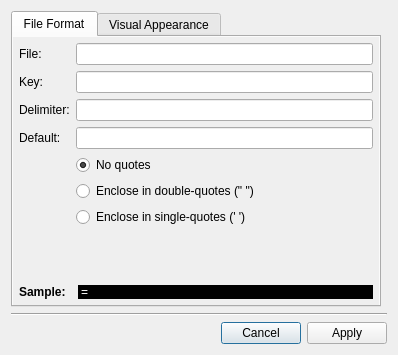
Qt form src-qt4/EasyPBI/SConfigDialog.ui (trueos/pcbsd) before a commit.
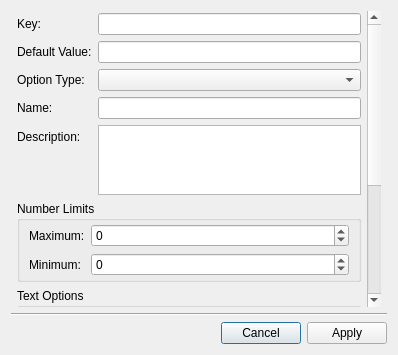
The same form after that commit. Icons and pictures are not drawn.

What changed in the file:
```diff
--- a/src-qt4/EasyPBI/SConfigDialog.ui
+++ b/src-qt4/EasyPBI/SConfigDialog.ui
@@ -68,174 +68,6 @@
     </widget>
    </item>
    <item row="0" column="0">
-    <widget class="QTabWidget" name="tabWidget">
-     <property name="currentIndex">
-      <number>0</number>
-     </property>
-     <widget class="QWidget" name="tab_file">
-      <attribute name="icon">
-       <iconset resource="EasyPBI.qrc">
-        <normaloff>:/png/icons/file.png</normaloff>:/png/icons/file.png</iconset>
-      </attribute>
-      <attribute name="title">
-       <string>File Format</string>
-      </attribute>
-      <layout class="QVBoxLayout" name="verticalLayout_2">
-       <property name="margin">
-        <number>0</number>
-       </property>
-       <item>
-        <widget class="QScrollArea" name="scrollArea_2">
-         <property name="frameShape">
-          <enum>QFrame::NoFrame</enum>
-         </property>
-         <property name="frameShadow">
-          <enum>QFrame::Plain</enum>
-         </property>
-         <property name="lineWidth">
-          <number>0</number>
-         </property>
-         <property name="widgetResizable">
-          <bool>true</bool>
-         </property>
-         <widget class="QWidget" name="scrollAreaWidgetContents_2">
-          <property name="geometry">
-           <rect>
-            <x>0</x>
-            <y>0</y>
-            <width>374</width>
-            <height>266</height>
-           </rect>
-          </property>
-          <layout class="QFormLayout" name="formLayout_2">
-           <property name="margin">
-            <number>6</number>
-           </property>
-           <item row="0" column="0">
-            <widget class="QLabel" name="label_11">
-             <property name="text">
-              <string>File:</string>
-             </property>
-            </widget>
-           </item>
-           <item row="0" column="1">
-            <widget class="QLineEdit" name="line_file"/>
-           </item>
-           <item row="1" column="0">
-            <widget class="QLabel" name="label_8">
-             <property name="text">
-              <string>Key:</string>
-             </property>
-            </widget>
-           </item>
-           <item row="1" column="1">
-            <widget class="QLineEdit" name="line_key"/>
-           </item>
-           <item row="2" column="0">
-            <widget class="QLabel" name="label_7">
-             <property name="text">
-              <string>Delimiter:</string>
-             </property>
-            </widget>
-           </item>
-           <item row="2" column="1">
-            <widget class="QLineEdit" name="line_delim"/>
-           </item>
-           <item row="3" column="0">
-            <widget class="QLabel" name="label_3">
-             <property name="text">
-              <string>Default:</string>
-             </property>
-            </widget>
-           </item>
-           <item row="3" column="1">
-            <widget class="QLineEdit" name="line_default"/>
-           </item>
-           <item row="4" column="1">
-            <widget class="QRadioButton" name="radio_noquotes">
-             <property name="text">
-              <string>No quotes</string>
-             </property>
-             <property name="checked">
-              <bool>true</bool>
-             </property>
-            </widget>
-           </item>
-           <item row="5" column="1">
-            <widget class="QRadioButton" name="radio_doublequotes">
-             <property name="text">
-              <string>Enclose in double-quotes (&quot; &quot;)</string>
-             </property>
-            </widget>
-           </item>
-           <item row="6" column="1">
-            <widget class="QRadioButton" name="radio_singlequotes">
-             <property name="text">
-              <string>Enclose in single-quotes (' ')</string>
-             </property>
-            </widget>
-           </item>
-           <item row="7" column="1">
-            <spacer name="verticalSpacer">
-             <property name="orientation">
-              <enum>Qt::Vertical</enum>
-             </property>
-             <property name="sizeHint" stdset="0">
-              <size>
-               <width>20</width>
-               <height>40</height>
-              </size>
-             </property>
-            </spacer>
-           </item>
-           <item row="8" column="0">
-            <widget class="QLabel" name="label_12">
-             <property name="font">
-              <font>
-               <weight>75</weight>
-               <bold>true</bold>
-              </font>
-             </property>
-             <property name="text">
-              <string>Sample:</string>
-             </property>
-            </widget>
-           </item>
-           <item row="8" column="1">
-            <widget class="QLabel" name="label_sample">
-             <property name="sizePolicy">
-              <sizepolicy hsizetype="MinimumExpanding" vsizetype="Preferred">
-               <horstretch>0</horstretch>
-               <verstretch>0</verstretch>
-              </sizepolicy>
-             </property>
-             <property name="styleSheet">
-              <string notr="true">background: black; color: white; margin-left: 2px;</string>
-             </property>
-             <property name="text">
-              <string notr="true">&lt;key&gt;=&lt;value&gt;</string>
-             </property>
-            </widget>
-           </item>
-          </layout>
-         </widget>
-        </widget>
-       </item>
-      </layout>
-     </widget>
-     <widget class="QWidget" name="tab_vis">
-      <attribute name="icon">
-       <iconset resource="EasyPBI.qrc">
-        <normaloff>:/png/icons/list.png</normaloff>:/png/icons/list.png</iconset>
-      </attribute>
-      <attribute name="title">
-       <string>Visual Appearance</string>
-      </attribute>
-      <layout class="QVBoxLayout" name="verticalLayout_4">
-       <property name="margin">
-        <number>0</number>
-       </property>
-       <item>
         <widget class="QScrollArea" name="scrollArea">
          <property name="frameShape">
           <enum>QFrame::NoFrame</enum>
@@ -254,11 +86,14 @@
            <rect>
             <x>0</x>
             <y>0</y>
-            <width>359</width>
-            <height>419</height>
+        <width>363</width>
+        <height>465</height>
            </rect>
           </property>
           <layout class="QFormLayout" name="formLayout">
+       <property name="fieldGrowthPolicy">
+        <enum>QFormLayout::ExpandingFieldsGrow</enum>
+       </property>
            <property name="leftMargin">
             <number>6</number>
            </property>
@@ -271,7 +106,146 @@
            <property name="bottomMargin">
             <number>6</number>
            </property>
+       <item row="2" column="0">
+        <widget class="QLabel" name="label_6">
+         <property name="text">
+          <string>Option Type:</string>
+         </property>
+        </widget>
+       </item>
+       <item row="2" column="1">
+        <widget class="QComboBox" name="combo_type">
+         <property name="sizePolicy">
+          <sizepolicy hsizetype="Expanding" vsizetype="Fixed">
+           <horstretch>0</horstretch>
+           <verstretch>0</verstretch>
+          </sizepolicy>
+         </property>
+        </widget>
+       </item>
+       <item row="3" column="0">
+        <widget class="QLabel" name="label">
+         <property name="text">
+          <string>Name:</string>
+         </property>
+        </widget>
+       </item>
+       <item row="3" column="1">
+        <widget class="QLineEdit" name="line_name">
+         <property name="sizePolicy">
+          <sizepolicy hsizetype="Expanding" vsizetype="Fixed">
+           <horstretch>0</horstretch>
+           <verstretch>0</verstretch>
+          </sizepolicy>
+         </property>
+        </widget>
+       </item>
+       <item row="5" column="0">
+        <widget class="QLabel" name="label_2">
+         <property name="text">
+          <string>Description:</string>
+         </property>
+        </widget>
+       </item>
+       <item row="5" column="1">
+        <widget class="QPlainTextEdit" name="text_description">
+         <property name="sizePolicy">
+          <sizepolicy hsizetype="Expanding" vsizetype="Expanding">
+           <horstretch>0</horstretch>
+           <verstretch>0</verstretch>
+          </sizepolicy>
+         </property>
+        </widget>
+       </item>
+       <item row="7" column="0" colspan="2">
+        <widget class="QGroupBox" name="group_numbers">
+         <property name="title">
+          <string>Number Limits</string>
+         </property>
+         <layout class="QFormLayout" name="formLayout_3">
+          <property name="topMargin">
+           <number>3</number>
+          </property>
+          <property name="bottomMargin">
+           <number>3</number>
+          </property>
+          <item row="0" column="0">
+           <widget class="QLabel" name="label_4">
+            <property name="text">
+             <string>Maximum:</string>
+            </property>
+           </widget>
+          </item>
+          <item row="0" column="1">
+           <widget class="QSpinBox" name="spin_max">
+            <property name="minimum">
+             <number>-100000</number>
+            </property>
+            <property name="maximum">
+             <number>1000000</number>
+            </property>
+           </widget>
+          </item>
+          <item row="1" column="0">
+           <widget class="QLabel" name="label_5">
+            <property name="text">
+             <string>Minimum:</string>
+            </property>
+           </widget>
+          </item>
+          <item row="1" column="1">
+           <widget class="QSpinBox" name="spin_min">
+            <property name="minimum">
+             <number>-100000</number>
+            </property>
+            <property name="maximum">
+             <number>100000</number>
+            </property>
+           </widget>
+          </item>
+         </layout>
+        </widget>
+       </item>
            <item row="8" column="0" colspan="2">
+        <widget class="QGroupBox" name="group_text">
+         <property name="title">
+          <string>Text Options</string>
+         </property>
+         <layout class="QFormLayout" name="formLayout_4">
+          <property name="topMargin">
+           <number>3</number>
+          </property>
+          <property name="bottomMargin">
+           <number>3</number>
+          </property>
+          <item row="0" column="0">
+           <widget class="QLabel" name="label_14">
+            <property name="text">
+             <string>Max Length:</string>
+            </property>
+           </widget>
+          </item>
+          <item row="0" column="1">
+           <widget class="QSpinBox" name="spin_maxlen">
+            <property name="maximum">
+             <number>300</number>
+            </property>
+            <property name="value">
+             <number>25</number>
+            </property>
+           </widget>
+          </item>
+          <item row="1" column="1">
+           <widget class="QCheckBox" name="check_hidetext">
+            <property name="text">
+             <string>Hide Text (I.E. passwords)</string>
+            </property>
+           </widget>
+          </item>
+         </layout>
+        </widget>
+       </item>
+       <item row="9" column="0" colspan="2">
             <widget class="QGroupBox" name="group_options">
              <property name="title">
               <string>Options List</string>
@@ -360,148 +334,25 @@
              </layout>
             </widget>
            </item>
-           <item row="7" column="0" colspan="2">
-            <widget class="QGroupBox" name="group_text">
-             <property name="title">
-              <string>Text Options</string>
-             </property>
-             <layout class="QFormLayout" name="formLayout_4">
-              <property name="topMargin">
-               <number>3</number>
-              </property>
-              <property name="bottomMargin">
-               <number>3</number>
-              </property>
               <item row="0" column="0">
-               <widget class="QLabel" name="label_14">
+        <widget class="QLabel" name="label_8">
                 <property name="text">
-                 <string>Max Length:</string>
+          <string>Key:</string>
                 </property>
                </widget>
               </item>
               <item row="0" column="1">
-               <widget class="QSpinBox" name="spin_maxlen">
-                <property name="maximum">
-                 <number>300</number>
-                </property>
-                <property name="value">
-                 <number>25</number>
-                </property>
-               </widget>
-              </item>
-              <item row="1" column="1">
-               <widget class="QCheckBox" name="check_hidetext">
-                <property name="text">
-                 <string>Hide Text (I.E. passwords)</string>
-                </property>
-               </widget>
-              </item>
-             </layout>
-            </widget>
-           </item>
-           <item row="6" column="0" colspan="2">
-            <widget class="QGroupBox" name="group_numbers">
-             <property name="title">
-              <string>Number Limits</string>
-             </property>
-             <layout class="QFormLayout" name="formLayout_3">
-              <property name="topMargin">
-               <number>3</number>
-              </property>
-              <property name="bottomMargin">
-               <number>3</number>
-              </property>
-              <item row="0" column="0">
-               <widget class="QLabel" name="label_4">
-                <property name="text">
-                 <string>Maximum:</string>
-                </property>
-               </widget>
-              </item>
-              <item row="0" column="1">
-               <widget class="QSpinBox" name="spin_max">
-                <property name="minimum">
-                 <number>-100000</number>
-                </property>
-                <property name="maximum">
-                 <number>1000000</number>
-                </property>
-               </widget>
-              </item>
+        <widget class="QLineEdit" name="line_key"/>
+       </item>
               <item row="1" column="0">
-               <widget class="QLabel" name="label_5">
+        <widget class="QLabel" name="label_3">
                 <property name="text">
-                 <string>Minimum:</string>
+          <string>Default Value:</string>
                 </property>
                </widget>
               </item>
               <item row="1" column="1">
-               <widget class="QSpinBox" name="spin_min">
-                <property name="minimum">
-                 <number>-100000</number>
-                </property>
-                <property name="maximum">
-                 <number>100000</number>
-                </property>
-               </widget>
-              </item>
-             </layout>
-            </widget>
-           </item>
-           <item row="4" column="1">
-            <widget class="QPlainTextEdit" name="text_description">
-             <property name="sizePolicy">
-              <sizepolicy hsizetype="Expanding" vsizetype="Expanding">
-               <horstretch>0</horstretch>
-               <verstretch>0</verstretch>
-              </sizepolicy>
-             </property>
-            </widget>
-           </item>
-           <item row="4" column="0">
-            <widget class="QLabel" name="label_2">
-             <property name="text">
-              <string>Description:</string>
-             </property>
-            </widget>
-           </item>
-           <item row="2" column="1">
-            <widget class="QLineEdit" name="line_name">
-             <property name="sizePolicy">
-              <sizepolicy hsizetype="Expanding" vsizetype="Fixed">
-               <horstretch>0</horstretch>
-               <verstretch>0</verstretch>
-              </sizepolicy>
-             </property>
-            </widget>
-           </item>
-           <item row="2" column="0">
-            <widget class="QLabel" name="label">
-             <property name="text">
-              <string>Name:</string>
-             </property>
-            </widget>
-           </item>
-           <item row="1" column="1">
-            <widget class="QComboBox" name="combo_type">
-             <property name="sizePolicy">
-              <sizepolicy hsizetype="Expanding" vsizetype="Fixed">
-               <horstretch>0</horstretch>
-               <verstretch>0</verstretch>
-              </sizepolicy>
-             </property>
-            </widget>
-           </item>
-           <item row="1" column="0">
-            <widget class="QLabel" name="label_6">
-             <property name="text">
-              <string>Option Type:</string>
-             </property>
-            </widget>
-           </item>
-          </layout>
-         </widget>
-        </widget>
+        <widget class="QLineEdit" name="line_default"/>
        </item>
       </layout>
      </widget>
```
Left out of the diff: 6 changed lines with no effect on the pictures. Lines whose indentation alone changed are shown as unchanged.
